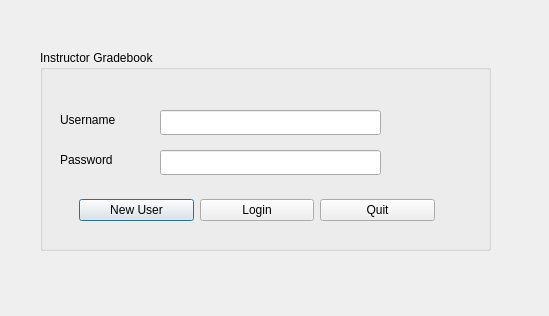
The window that src/Login.ui (meeksjt/SuperTeacherGradebook499) describes before a commit, drawn with Qt 5.
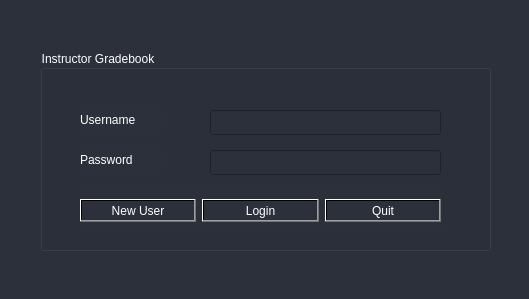
The same window after the commit.

What changed in the file:
```diff
--- a/src/Login.ui
+++ b/src/Login.ui
@@ -6,13 +6,17 @@
    <rect>
     <x>0</x>
     <y>0</y>
-    <width>549</width>
-    <height>316</height>
+    <width>529</width>
+    <height>299</height>
    </rect>
   </property>
   <property name="windowTitle">
    <string>Instructor Grading Program: Login</string>
   </property>
+  <property name="styleSheet">
+   <string notr="true">background-color: rgb(43, 48, 59);
+color: rgb(255, 255, 255);</string>
+  </property>
   <widget class="QGroupBox" name="loginGroupBox">
    <property name="geometry">
     <rect>
@@ -22,25 +26,41 @@
      <height>201</height>
     </rect>
    </property>
+   <property name="acceptDrops">
+    <bool>false</bool>
+   </property>
+   <property name="styleSheet">
+    <string notr="true">color: rgb(255, 255, 255);
+border-color: qlineargradient(spread:pad, x1:1, y1:1, x2:1, y2:1, stop:0 rgba(77, 77, 77, 255), stop:1 rgba(0, 0, 127, 255));</string>
+   </property>
    <property name="title">
     <string>Instructor Gradebook</string>
    </property>
+   <property name="flat">
+    <bool>false</bool>
+   </property>
+   <property name="checkable">
+    <bool>false</bool>
+   </property>
    <widget class="QLineEdit" name="usernameField">
     <property name="geometry">
      <rect>
-      <x>120</x>
+      <x>170</x>
       <y>60</y>
-      <width>221</width>
+      <width>231</width>
       <height>25</height>
      </rect>
     </property>
+    <property name="styleSheet">
+     <string notr="true">border-color: rgb(255, 85, 0);</string>
+    </property>
    </widget>
    <widget class="QLineEdit" name="passwordField">
     <property name="geometry">
      <rect>
-      <x>120</x>
+      <x>170</x>
       <y>100</y>
-      <width>221</width>
+      <width>231</width>
       <height>25</height>
      </rect>
     </property>
@@ -51,7 +71,7 @@
    <widget class="QLabel" name="usernameLabel">
     <property name="geometry">
      <rect>
-      <x>20</x>
+      <x>40</x>
       <y>60</y>
       <width>81</width>
       <height>19</height>
@@ -64,7 +84,7 @@
    <widget class="QLabel" name="passwordLabel">
     <property name="geometry">
      <rect>
-      <x>20</x>
+      <x>40</x>
       <y>100</y>
       <width>81</width>
       <height>19</height>
@@ -77,32 +97,65 @@
    <widget class="QWidget" name="horizontalLayoutWidget">
     <property name="geometry">
      <rect>
-      <x>39</x>
+      <x>40</x>
       <y>140</y>
-      <width>356</width>
+      <width>361</width>
       <height>41</height>
      </rect>
     </property>
     <layout class="QHBoxLayout" name="horizontalLayout">
      <item>
       <widget class="QPushButton" name="newUserButton">
+       <property name="styleSheet">
+        <string notr="true">color: rgb(255, 255, 255);
+background-color: qlineargradient(spread:pad, x1:1, y1:1, x2:1, y2:1, stop:0 rgba(43, 48, 59, 255), stop:1 rgba(0, 0, 127, 255));</string>
+       </property>
        <property name="text">
         <string>New User</string>
        </property>
+       <property name="autoDefault">
+        <bool>false</bool>
+       </property>
+       <property name="default">
+        <bool>false</bool>
+       </property>
+       <property name="flat">
+        <bool>false</bool>
+       </property>
       </widget>
      </item>
      <item>
       <widget class="QPushButton" name="loginButton">
+       <property name="styleSheet">
+        <string notr="true">color: rgb(255, 255, 255);
+background-color: qlineargradient(spread:pad, x1:1, y1:1, x2:1, y2:1, stop:0 rgba(43, 48, 59, 255), stop:1 rgba(0, 0, 127, 255));</string>
+       </property>
        <property name="text">
         <string>Login</string>
        </property>
+       <property name="checkable">
+        <bool>false</bool>
+       </property>
+       <property name="flat">
+        <bool>false</bool>
+       </property>
       </widget>
      </item>
      <item>
       <widget class="QPushButton" name="quitButton">
+       <property name="autoFillBackground">
+        <bool>false</bool>
+       </property>
+       <property name="styleSheet">
+        <string notr="true">color: rgb(255, 255, 255);
+background-color: qlineargradient(spread:pad, x1:1, y1:1, x2:1, y2:1, stop:0 rgba(43, 48, 59, 255), stop:1 rgba(0, 0, 127, 255));</string>
+       </property>
        <property name="text">
         <string>Quit</string>
        </property>
+       <property name="flat">
+        <bool>false</bool>
+       </property>
       </widget>
      </item>
     </layout>
```
